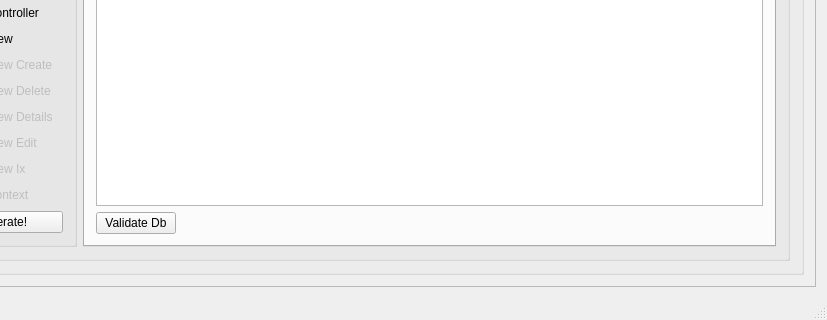
First picture: the form in retek2.ui, repository horvathzoltan/retek2, before the edit; both pictures show x 533 to 1360 and y 381 to 701 of the 1360 by 701 pixel window.
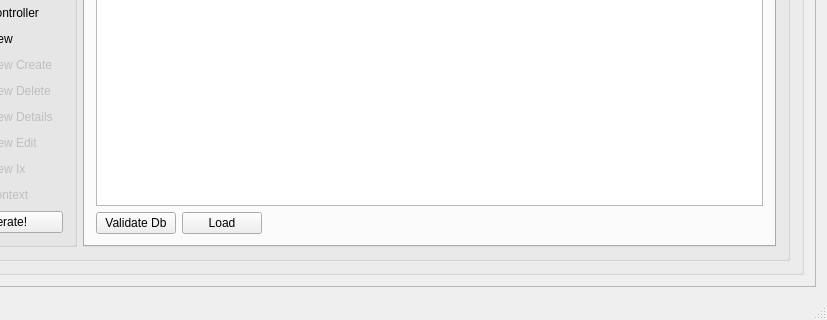
Second picture: the form after the edit. Icons and pictures are not drawn.

Diff of the .ui file:
```diff
--- a/retek2.ui
+++ b/retek2.ui
@@ -504,6 +504,8 @@
                    </widget>
                   </item>
                   <item row="1" column="0">
+                   <layout class="QHBoxLayout" name="horizontalLayout_2">
+                    <item>
                    <widget class="QPushButton" name="pushButton_2">
                     <property name="sizePolicy">
                      <sizepolicy hsizetype="Fixed" vsizetype="Fixed">
@@ -515,6 +517,28 @@
                      <string>Validate Db</string>
                     </property>
                    </widget>
+                    </item>
+                    <item>
+                     <widget class="QPushButton" name="pushButton_3">
+                      <property name="text">
+                       <string>Load</string>
+                      </property>
+                     </widget>
+                    </item>
+                    <item>
+                     <spacer name="horizontalSpacer_2">
+                      <property name="orientation">
+                       <enum>Qt::Horizontal</enum>
+                      </property>
+                      <property name="sizeHint" stdset="0">
+                       <size>
+                        <width>40</width>
+                        <height>20</height>
+                       </size>
+                      </property>
+                     </spacer>
+                    </item>
+                   </layout>
                   </item>
                  </layout>
                 </widget>
```
Lines whose indentation alone changed are shown as unchanged.
